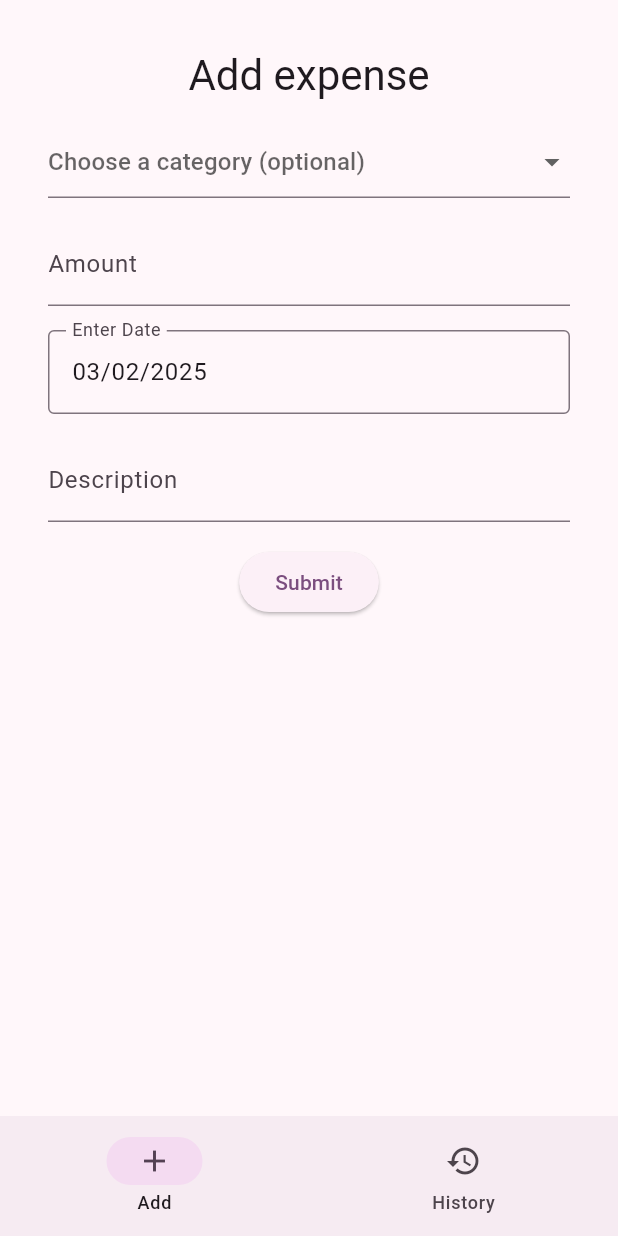
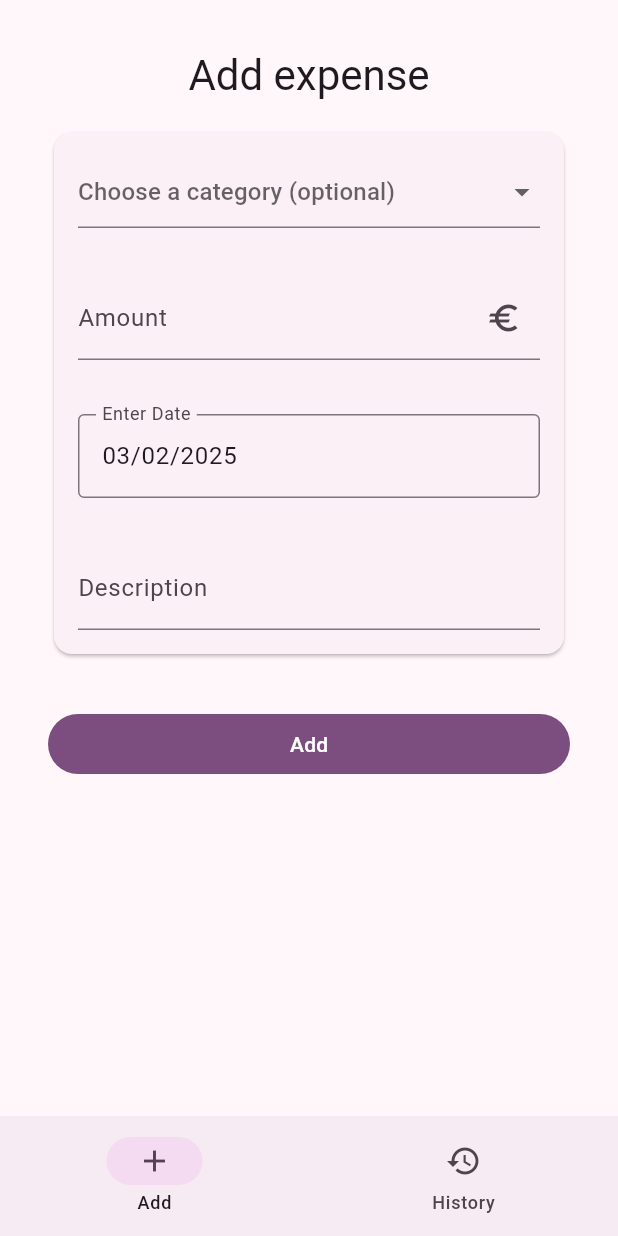
Before and after one commit to MicTheFox/expense_tracker, a Flutter app: the screen it shows after launch, on a phone screen of 412 x 824 dp. Run offline on Flutter 3.47's test engine with Material 3 defaults, Android fonts, the phone set to English and light mode, and no system bars; our stand-ins replace equatable, flutter_bloc, go_router, objectbox; generated files the repository leaves out were written again.

Commit message:
improve layout and style

```diff
--- a/lib/expense/data_models/expense.dart
+++ b/lib/expense/data_models/expense.dart
@@ -11,6 +11,7 @@ class Expense extends Equatable {
   @Property(type: PropertyType.date)
   DateTime expenseDateTime;
   double amount;
+  String currency;
   String description;
 
   @Transient()
@@ -40,6 +41,7 @@ class Expense extends Equatable {
     required this.createdAt,
     required this.expenseDateTime,
     required this.amount,
+    this.currency = 'EUR',
     required this.description,
     this.category,
   });
--- a/lib/expense/widgets/add_expense_form.dart
+++ b/lib/expense/widgets/add_expense_form.dart
@@ -21,7 +21,10 @@ class _AddExpenseFormState extends State<AddExpenseForm> {
       value: category,
       child: Row(
         spacing: 8,
-        children: [Icon(category.icon), Text(category.name)],
+        children: [
+          CircleAvatar(child: Icon(category.icon)),
+          Text(category.displayName),
+        ],
       ),
     ),
   );
@@ -39,7 +42,10 @@ class _AddExpenseFormState extends State<AddExpenseForm> {
     return Form(
       key: _formKey,
       child: Column(
-        spacing: 16,
+        spacing: 32,
+        crossAxisAlignment: CrossAxisAlignment.stretch,
+        children: [
+          _FormFieldCard(
             children: [
               DropdownButtonFormField(
                 hint: const Text('Choose a category (optional)'),
@@ -54,24 +60,20 @@ class _AddExpenseFormState extends State<AddExpenseForm> {
               TextFormField(
                 key: addExpenseFormAmountTextFieldKey,
                 controller: _amountController,
-            decoration: const InputDecoration(labelText: 'Amount'),
-            validator: (value) {
-              if (value == null || value.isEmpty) {
-                return 'Please enter some amount';
-              }
-
-              final amount = double.tryParse(value);
-              if (amount == null) {
-                return 'Please enter a valid amount';
-              }
-              return null;
-            },
+                decoration: const InputDecoration(
+                  labelText: 'Amount',
+                  suffixIcon: Icon(Icons.euro),
                 ),
-          InputDatePickerFormField(
+                validator: _amountValidator,
+              ),
+              Padding(
+                padding: const EdgeInsets.only(top: 4.0),
+                child: InputDatePickerFormField(
                   initialDate: _expenseDateTime,
                   firstDate: now.subtract(const Duration(days: 365)),
                   lastDate: now,
                   onDateSaved: (date) => _expenseDateTime = date,
+                ),
               ),
               TextFormField(
                 controller: _descriptionController,
@@ -79,7 +81,9 @@ class _AddExpenseFormState extends State<AddExpenseForm> {
                 maxLines: null,
                 decoration: const InputDecoration(labelText: 'Description'),
               ),
-          ElevatedButton(
+            ],
+          ),
+          FilledButton(
             key: addExpenseFormSubmitButtonKey,
             onPressed:
                 widget.isLoading
@@ -101,10 +105,38 @@ class _AddExpenseFormState extends State<AddExpenseForm> {
             child:
                 widget.isLoading
                     ? const CircularProgressIndicator()
-                    : const Text('Submit'),
+                    : const Text('Add'),
           ),
         ],
       ),
     );
   }
+
+  String? _amountValidator(value) {
+    if (value == null || value.isEmpty) {
+      return 'Please enter some amount';
     }
+
+    final amount = double.tryParse(value);
+    if (amount == null) {
+      return 'Please enter a valid amount';
+    }
+
+    return null;
+  }
+}
+
+class _FormFieldCard extends StatelessWidget {
+  final List<Widget> children;
+  const _FormFieldCard({required this.children});
+
+  @override
+  Widget build(BuildContext context) {
+    return Card(
+      child: Padding(
+        padding: const EdgeInsets.all(16.0),
+        child: Column(spacing: 32, children: children),
+      ),
+    );
+  }
+}
--- a/pubspec.yaml
+++ b/pubspec.yaml
@@ -18,6 +18,7 @@ dependencies:
   equatable: ^2.0.7
   flutter_bloc: ^9.0.0
   go_router: ^14.8.0
+  intl: ^0.20.2
   objectbox: ^4.1.0
   objectbox_flutter_libs: any
   path_provider: ^2.1.5
```
Also changed, not shown: lib/expense_history/widgets/expense_history_page.dart (+43 -5 lines), lib/objectbox-model.json (+6 -1 lines), lib/service_locator/service_locator.dart (deleted, +0 -13 lines), lib/utils/category_extension.dart (+9 -3 lines), lib/objectbox.g.dart, pubspec.lock. Lines whose indentation alone changed are shown as unchanged.
